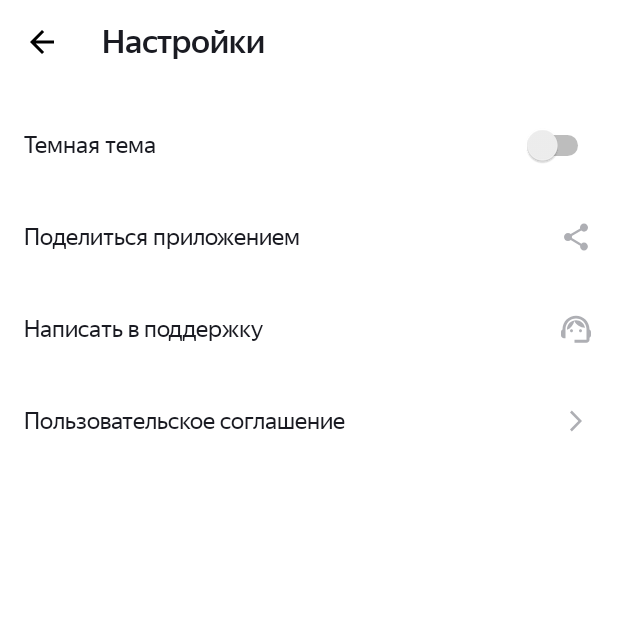
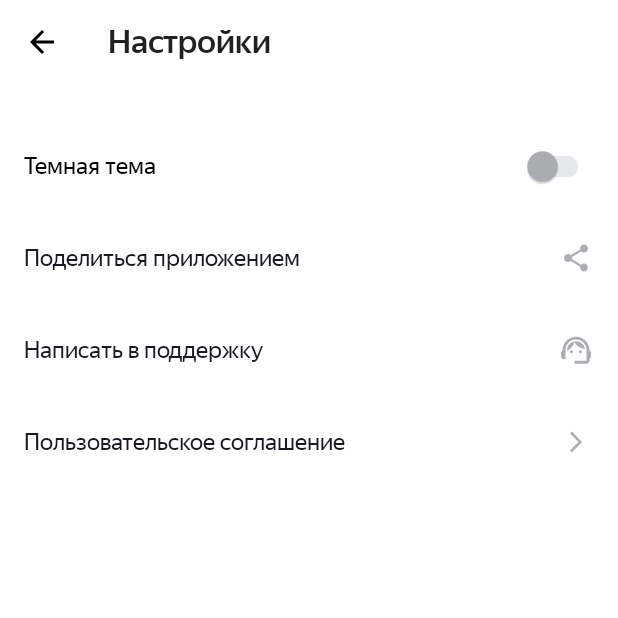
Before and after one commit to urbanrzhev/PlaylistMaker, an Android app: the SettingsActivity screen opened directly, with no data from a screen before it, on a phone screen of 412 x 824 dp, the top half of it. Run offline under Robolectric (Android 15) with nearby library versions, the phone set to English and light mode, and no system bars.

Commit message:
просто коммит

```diff
--- a/app/src/main/java/com/example/playlistmaker/SettingsActivity.kt
+++ b/app/src/main/java/com/example/playlistmaker/SettingsActivity.kt
@@ -4,14 +4,11 @@ import android.annotation.SuppressLint
 import android.content.Intent
 import android.net.Uri
 import android.os.Bundle
-import android.util.Log
-import android.widget.FrameLayout
-import android.widget.ImageView
-import android.widget.LinearLayout
 import android.widget.TextView
 import android.widget.Toast
 import androidx.activity.enableEdgeToEdge
 import androidx.appcompat.app.AppCompatActivity
+import com.google.android.material.appbar.MaterialToolbar
 
 class SettingsActivity : AppCompatActivity() {
 
@@ -48,8 +45,8 @@ class SettingsActivity : AppCompatActivity() {
             startActivity(intent)
         }
 
-        val buttonSettingsBack = findViewById<ImageView>(R.id.settings_back)
-        buttonSettingsBack.setOnClickListener {
+        val buttonSettingsBack = findViewById<MaterialToolbar>(R.id.toolbar_settings)
+        buttonSettingsBack.setNavigationOnClickListener {
             val intent = Intent(this, MainActivity::class.java)
             startActivity(intent)
         }
--- a/app/src/main/res/layout/activity_settings.xml
+++ b/app/src/main/res/layout/activity_settings.xml
@@ -1,85 +1,34 @@
 <?xml version="1.0" encoding="utf-8"?>
 <LinearLayout xmlns:android="http://schemas.android.com/apk/res/android"
-    xmlns:tools="http://schemas.android.com/tools"
     xmlns:app="http://schemas.android.com/apk/res-auto"
     android:layout_width="match_parent"
     android:layout_height="match_parent"
     android:orientation="vertical">
 
-    <LinearLayout
-        android:layout_width="match_parent"
-        android:layout_height="wrap_content"
-        android:layout_marginBottom="10dp"
-        android:orientation="horizontal"
-        android:minHeight="@dimen/title_min_height"
-        tools:ignore="UseCompoundDrawables">
+    <com.google.android.material.appbar.MaterialToolbar
+        android:id="@+id/toolbar_settings"
+        style="@style/my_toolbars"
+        app:title="@string/settings"/>
 
-        <ImageView
-            android:id="@+id/settings_back"
-            style="@style/vector_back_src"
-            android:contentDescription="@string/default_image" />
-
-        <TextView
-            style="@style/titleText"
-            android:layout_gravity="center_vertical"
-            android:text="@string/settings" />
-    </LinearLayout>
-
-    <FrameLayout style="@style/frameLayoutSettingActivity">
-
-        <Switch
-            android:layout_width="@dimen/switch_size"
-            android:layout_height="@dimen/switch_size"
-            android:layout_gravity="end|center_vertical"
-            android:layout_marginEnd="@dimen/main_layout_padding"
-            tools:ignore="UseSwitchCompatOrMaterialXml" />
-
-
-        <TextView
+    <com.google.android.material.switchmaterial.SwitchMaterial
         style="@style/textSettingActivity"
-            android:text="@string/night_theme" />
-    </FrameLayout>
-
-    <FrameLayout
-        android:id="@+id/buttonLayoutShareTheApp"
-        style="@style/frameLayoutSettingActivity">
-
-        <TextView
+        android:theme="@style/Theme.MySwitch"
+        android:layout_marginTop="24dp"
+        android:text="@string/night_theme"/>
+    <com.google.android.material.textview.MaterialTextView
         android:id="@+id/buttonTextShareTheApp"
         style="@style/textSettingActivity"
-            android:text="@string/share" />
-
-        <ImageView
-            style="@style/imageSettingActivity"
-            android:contentDescription="@string/default_image"
-            android:src="@drawable/share" />
-    </FrameLayout>
-
-    <FrameLayout style="@style/frameLayoutSettingActivity">
-
-        <TextView
+        android:text="@string/share"
+        android:drawableEnd="@drawable/share"/>
+    <com.google.android.material.textview.MaterialTextView
         android:id="@+id/buttonTextWriteToSupport"
         style="@style/textSettingActivity"
-            android:text="@string/support" />
-
-        <ImageView
-            style="@style/imageSettingActivity"
-            android:contentDescription="@string/default_image"
-            android:src="@drawable/support" />
-    </FrameLayout>
-
-    <FrameLayout style="@style/frameLayoutSettingActivity">
-
-        <TextView
+        android:text="@string/support"
+        android:drawableEnd="@drawable/support"/>
+    <com.google.android.material.textview.MaterialTextView
         android:id="@+id/buttonUserAgreement"
         style="@style/textSettingActivity"
-            android:text="@string/forward" />
 
-        <ImageView
-            style="@style/imageSettingActivity"
-            android:contentDescription="@string/default_image"
-            android:src="@drawable/forward" />
-
-    </FrameLayout>
-
+        android:text="@string/forward"
+        android:drawableEnd="@drawable/forward"/>
 </LinearLayout>
--- a/app/src/main/res/values-night/styles.xml
+++ b/app/src/main/res/values-night/styles.xml
@@ -1,13 +1,15 @@
 <?xml version="1.0" encoding="utf-8"?>
 <resources>
+    <style name="my_toolbars" parent="Widget.MaterialComponents.Toolbar">
+        <item name="android:layout_height">56dp</item>
+        <item name="android:layout_width">match_parent</item>
+        <item name="navigationIcon">@drawable/vector_dark_theme</item>
+        <item name="titleTextAppearance">@style/my_toolbars_title_text_appearance</item>
+    </style>
     <style name="search_edit_box" >
-        <item name="android:textColorHint">#1A1B22</item>
-        <item name ="android:background">@color/edit_search_hint_dark</item>
+        <item name="android:textColorHint">@color/search_edit_box_text_color_hint_dark</item>
+        <item name ="android:background">@drawable/rounded_edit_text_dark</item>
         <item name="android:drawableLeft">@drawable/search_icon_dark</item>
-    </style>
-    <style name="clear_search_button" parent="Widget.MaterialComponents.TextInputLayout.OutlinedBox">
-        <item name="android:backgroundTint">@color/edit_search_hint</item>
-        <item name="android:textColor">#1A1B22</item>
     </style>
     <style name="vector_back_src">
         <item name="android:src">@drawable/vector_dark_theme</item>
@@ -17,6 +19,18 @@
         <item name="android:layout_gravity">center_vertical</item>
         <item name="android:layout_margin">@dimen/main_layout_padding</item>
     </style>
+    <style name="textSettingActivity">
+        <item name="android:layout_width">match_parent</item>
+        <item name="android:layout_height">61dp</item>
+        <item name="android:gravity">start|center_vertical</item>
+        <item name="android:padding">@dimen/main_layout_padding</item>
+        <item name="android:foreground">?attr/selectableItemBackground</item>
+        <item name="android:textSize">@dimen/settings_text_size</item>
+        <item name="android:textFontWeight">400</item>
+        <item name="android:fontFamily">@font/ys_display_regular</item>
+        <item name="trackTint">@color/switch_track_dark</item>
+        <item name="android:checked">true</item>
+    </style>
     <style name="backgroundMainActivity">
         <item name="android:background">@color/black_from_figma</item>
     </style>
--- a/app/src/main/res/values-night/themes.xml
+++ b/app/src/main/res/values-night/themes.xml
@@ -8,5 +8,4 @@
     <style name="Theme.PlaylistMaker" parent="Theme.MaterialComponents.DayNight.NoActionBar" >
         <item name="android:textColor">@color/white</item>
     </style>
-
 </resources>
--- a/app/src/main/res/values/colors.xml
+++ b/app/src/main/res/values/colors.xml
@@ -4,8 +4,13 @@
     <color name="black_from_figma">#1A1B22</color>
     <color name="white">#FFFFFFFF</color>
     <color name="main_background">#3772E7</color>
-
+    <color name="search_edit_box_text_color_hint_dark">#1A1B22</color>
+    <color name="switch_circle_no_active">#AEAFB4</color>
+    <color name="switch_track_light">#E6E8EB</color>
+    <color name="switch_circle_active">#3772E7</color>
+    <color name="switch_track_dark">#9FBBF3</color>
     <color name="edit_search_hint">#AEAFB4</color>
+    <color name="edit_search_background_light">#E6E8EB</color>
     <color name="edit_search_hint_dark">#FFFFFF</color>
     <color name="purple_700">#FF3700B3</color>
     <color name="teal_200">#FF03DAC5</color>
--- a/app/src/main/res/values/dimens.xml
+++ b/app/src/main/res/values/dimens.xml
@@ -13,4 +13,5 @@
     <dimen name="title_padding_size">24dp</dimen>
     <dimen name="height_setting_menu">61dp</dimen>
     <dimen name="title_min_height">56dp</dimen>
+    <dimen name="edit_text_search_radius">8dp</dimen>
 </resources>
--- a/app/src/main/res/values/styles.xml
+++ b/app/src/main/res/values/styles.xml
@@ -1,20 +1,20 @@
 <?xml version="1.0" encoding="utf-8"?>
 <resources>
+    <style name="my_toolbars" parent="Widget.MaterialComponents.Toolbar">
+        <item name="android:layout_height">56dp</item>
+        <item name="android:layout_width">match_parent</item>
+        <item name="navigationIcon">@drawable/vector_light_theme</item>
+        <item name="titleTextAppearance">@style/my_toolbars_title_text_appearance</item>
+    </style>
+    <style name="my_toolbars_title_text_appearance">
+        <item name="android:textSize">22sp</item>
+        <item name="android:textFontWeight">500</item>
+        <item name="android:fontFamily">@font/ys_display_medium</item>
+    </style>
     <style name="search_edit_box" >
         <item name="android:textColorHint">@color/edit_search_hint</item>
-        <item name ="android:background">#E6E8EB</item>
+        <item name ="android:background">@drawable/rounded_edit_text_light</item>
         <item name="android:drawableLeft">@drawable/search_icon</item>
-    </style>
-    <style name="mys" parent="Widget.MaterialComponents.TextInputLayout.FilledBox.Dense">
-        <item name="boxCornerRadiusBottomEnd">25dp</item>
-        <item name="boxCornerRadiusBottomStart">25dp</item>
-        <item name="boxCornerRadiusTopEnd">25dp</item>
-        <item name="boxCornerRadiusTopStart">25dp</item>
-        <item name="boxBackgroundColor">@android:color/white</item>
-    </style>
-    <style name="clear_search_button" parent="Widget.MaterialComponents.TextInputLayout.OutlinedBox">
-        <item name="android:backgroundTint">@color/white</item>
-        <item name="android:textColor">@color/black_from_figma</item>
     </style>
     <style name="vector_back_src">
         <item name="android:src">@drawable/vector_light_theme</item>
@@ -26,15 +26,6 @@
     <style name="backgroundMainActivity">
         <item name="android:background">@color/main_background</item>
     </style>
-    <style name="titleText">
-        <item name="android:layout_width">wrap_content</item>
-        <item name="android:layout_height">wrap_content</item>
-        <item name="android:fontFamily">@font/ys_display_medium</item>
-        <item name="android:textFontWeight">500</item>
-        <item name="android:layout_marginStart">12dp</item>
-        <item name="android:layout_gravity">center_vertical</item>
-        <item name="android:textSize">@dimen/button_text_size</item>
-    </style>
     <style name="buttonMainActivity" parent="Widget.MaterialComponents.Button.UnelevatedButton">
         <item name="android:backgroundTint">@color/white</item>
         <item name="android:textColor">@color/black</item>
@@ -44,6 +35,7 @@
         <item name="android:insetTop">0dp</item>
         <item name="android:insetBottom">0dp</item>
         <item name="android:layout_height">0dp</item>
+        <item name="android:layout_marginHorizontal">@dimen/main_layout_padding</item>
         <item name="android:textSize">@dimen/button_text_size</item>
         <item name="android:textAllCaps">false</item>
         <item name="iconTint">@color/black</item>
@@ -61,13 +53,15 @@
     </style>
     <style name="textSettingActivity">
         <item name="android:layout_width">match_parent</item>
-        <item name="android:layout_height">match_parent</item>
+        <item name="android:layout_height">61dp</item>
         <item name="android:gravity">start|center_vertical</item>
         <item name="android:padding">@dimen/main_layout_padding</item>
         <item name="android:foreground">?attr/selectableItemBackground</item>
         <item name="android:textSize">@dimen/settings_text_size</item>
         <item name="android:textFontWeight">400</item>
         <item name="android:fontFamily">@font/ys_display_regular</item>
+        <item name="trackTint">@color/switch_track_light</item>
+        <item name="android:checked">false</item>
     </style>
     <style name="frameLayoutSettingActivity">
         <item name="android:layout_width">match_parent</item>
--- a/app/src/main/res/values/themes.xml
+++ b/app/src/main/res/values/themes.xml
@@ -9,4 +9,8 @@
     <style name="Theme.PlaylistMaker" parent="Theme.MaterialComponents.DayNight.NoActionBar" >
         <item name="android:textColor">@color/black_from_figma</item>
     </style>
+    <style name="Theme.MySwitch" parent="Theme.AppCompat.DayNight">
+        <item name="colorControlActivated">@color/switch_circle_active</item>
+        <item name="colorSwitchThumbNormal">@color/switch_circle_no_active</item>
+    </style>
 </resources>
```
Also changed, not shown: app/src/main/java/com/example/playlistmaker/SearchActivity.kt (+10 -13 lines), app/src/main/res/drawable/button_clear.xml (added, +9 -0 lines), app/src/main/res/drawable/cursor.xml (added, +9 -0 lines), app/src/main/res/drawable/rounded_edit_text_dark.xml (added, +12 -0 lines), app/src/main/res/drawable/rounded_edit_text_light.xml (added, +12 -0 lines), app/src/main/res/layout/activity_main.xml (+7 -8 lines), app/src/main/res/layout/activity_search.xml (+17 -33 lines). Lines whose indentation alone changed are shown as unchanged.
